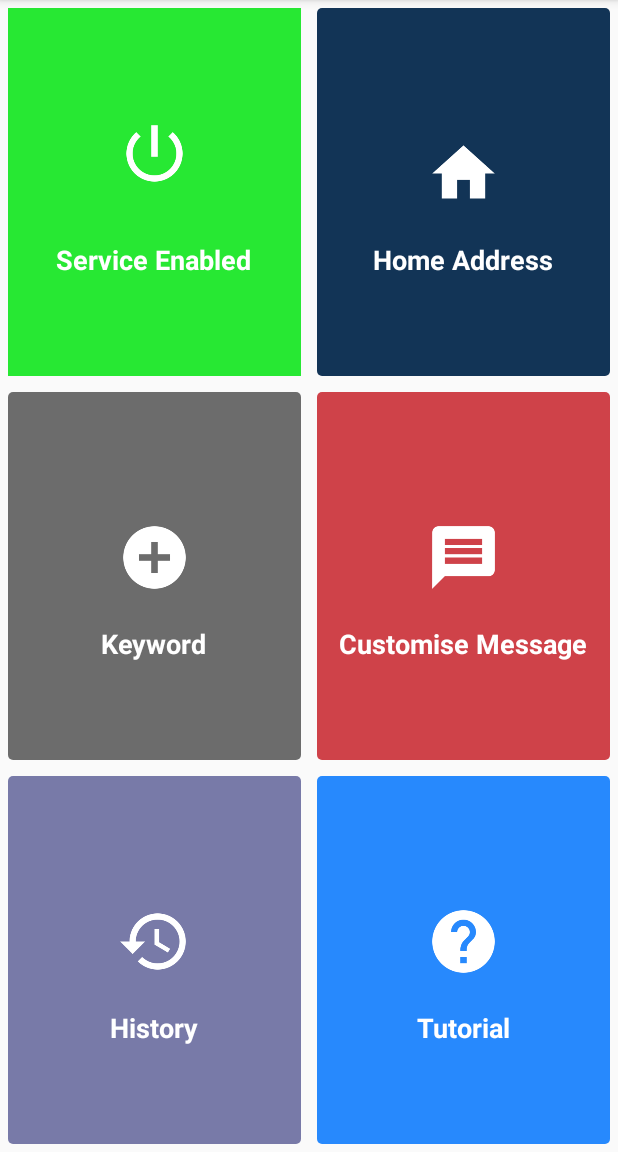
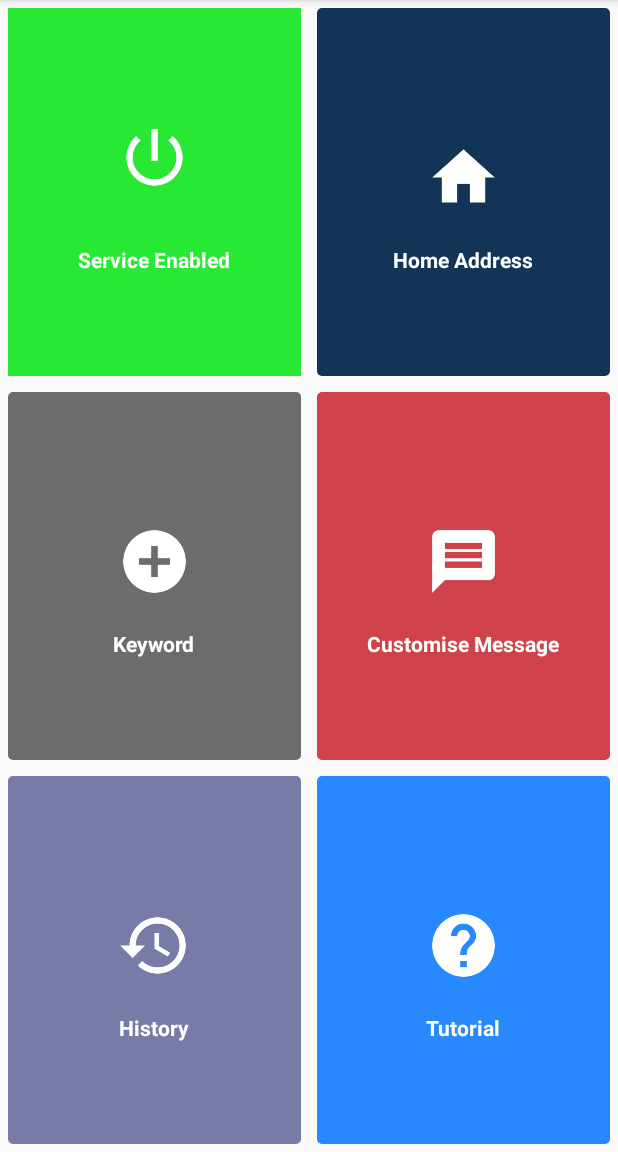
Before and after one commit to kumar7rk/FLASH-A, an Android app: the Design screen opened directly, with no data from a screen before it, on a phone screen of 412 x 824 dp, the part 84-1236 px from its top. Run offline under Robolectric (Android 15) with nearby library versions, the phone set to English and light mode, and no system bars; our stand-ins replace AdMob; libraries missing offline, so code that uses them is left out: br.com.goncalves, com.google.api.client, com.google.api.services; pictures from the network do not load; 1 statement that could not run was skipped.

Commit message:
Reducing font size for the main tiles :cool: :bear:

```diff
--- a/app/src/main/res/values/styles.xml
+++ b/app/src/main/res/values/styles.xml
@@ -24,7 +24,7 @@
         <item name="android:layout_gravity">center_horizontal|bottom</item>
         <item name="android:textColor">#FFFFFF</item>
         <item name="android:textStyle">bold</item>
-        <item name="android:textSize">18sp</item>
+        <item name="android:textSize">14sp</item>
     </style>
 
     <!--for imageView-->
```
